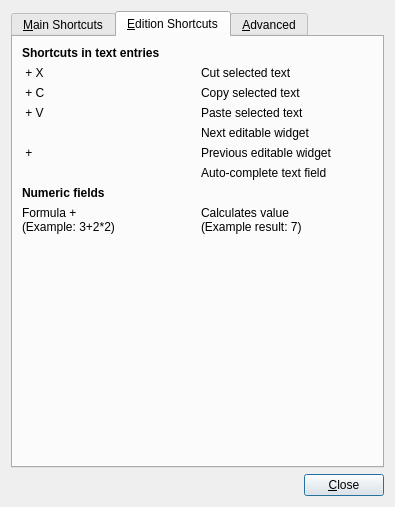
Qt form Koo/ui/shortcuts.ui (xrg/openerp-client-kde) before a commit.
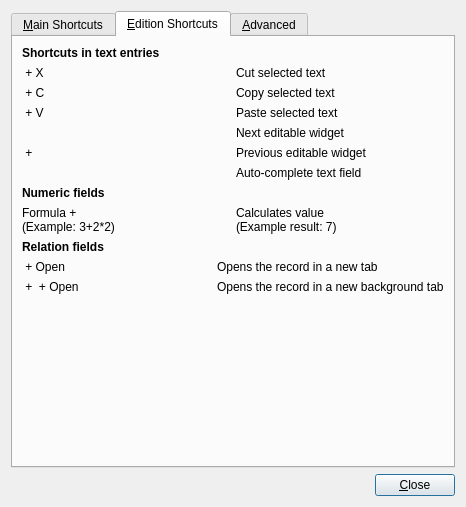
The same form after that commit. The open tabs and pages were chosen to show the change. Icons and pictures are not drawn.

Commit message: Allow open record in a new tab by pressing Control key in many2one and reference fields.

Diff of the .ui file:
```diff
--- a/Koo/ui/shortcuts.ui
+++ b/Koo/ui/shortcuts.ui
@@ -5,7 +5,7 @@
    <rect>
     <x>0</x>
     <y>0</y>
-    <width>395</width>
+    <width>466</width>
     <height>507</height>
    </rect>
   </property>
@@ -395,6 +395,49 @@
          </item>
         </layout>
        </item>
+       <item>
+        <widget class="QLabel" name="label_59" >
+         <property name="text" >
+          <string>&lt;!DOCTYPE HTML PUBLIC "-//W3C//DTD HTML 4.0//EN" "http://www.w3.org/TR/REC-html40/strict.dtd">
+&lt;html>&lt;head>&lt;meta name="qrichtext" content="1" />&lt;style type="text/css">
+p, li { white-space: pre-wrap; }
+&lt;/style>&lt;/head>&lt;body style=" font-family:'DejaVu Sans'; font-size:9pt; font-weight:400; font-style:normal;">
+&lt;p style=" margin-top:0px; margin-bottom:0px; margin-left:0px; margin-right:0px; -qt-block-indent:0; text-indent:0px;">&lt;span style=" font-weight:600;">Relation fields&lt;/span>&lt;/p>&lt;/body>&lt;/html></string>
+         </property>
+        </widget>
+       </item>
+       <item>
+        <layout class="QGridLayout" name="gridLayout_2" >
+         <item row="0" column="0" >
+          <widget class="QLabel" name="label_61" >
+           <property name="text" >
+            <string>&lt;Ctrl> + Open</string>
+           </property>
+          </widget>
+         </item>
+         <item row="0" column="1" >
+          <widget class="QLabel" name="label_60" >
+           <property name="text" >
+            <string>Opens the record in a new tab</string>
+           </property>
+          </widget>
+         </item>
+         <item row="1" column="0" >
+          <widget class="QLabel" name="label_62" >
+           <property name="text" >
+            <string>&lt;Ctrl> + &lt;Shift> + Open</string>
+           </property>
+          </widget>
+         </item>
+         <item row="1" column="1" >
+          <widget class="QLabel" name="label_63" >
+           <property name="text" >
+            <string>Opens the record in a new background tab</string>
+           </property>
+          </widget>
+         </item>
+        </layout>
+       </item>
        <item>
         <spacer>
          <property name="orientation" >
```
Left out of the diff: 2 changed lines with no effect on the pictures. The commit also changes 2 other files.
